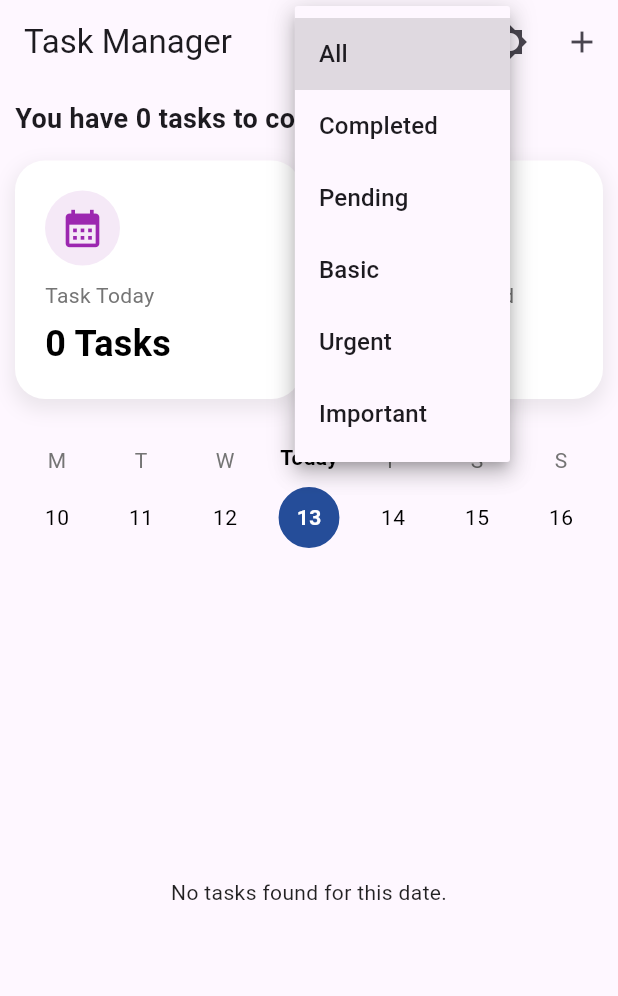
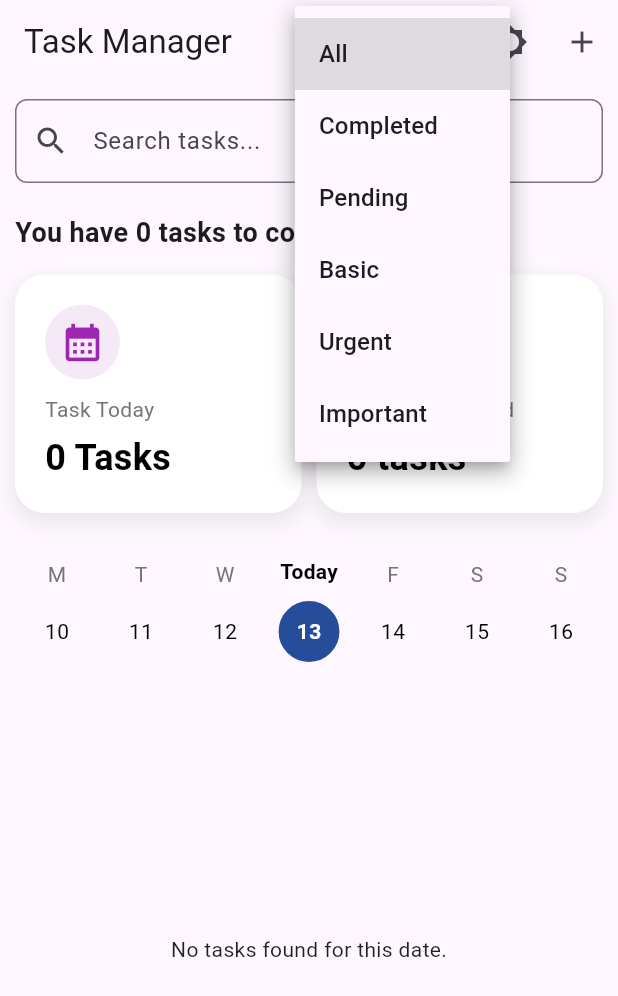
Before and after one commit to Vinit20200/Task-Management-App, a Flutter app: the screen it shows after launch, after a tap on "All", on a phone screen of 412 x 824 dp. Shown: the top 996 px of the screen. Run offline on Flutter 3.47's test engine with Material 3 defaults, Android fonts, the phone set to English and light mode, and no system bars; our stand-ins replace flutter_local_notifications, flutter_riverpod, gap, hive, hive_flutter, permission_handler and 2 more; accounts and stored records are empty.

Commit message:
Added readme and search functionality

```diff
--- a/lib/views/home_screen.dart
+++ b/lib/views/home_screen.dart
@@ -59,11 +59,11 @@ class _HomeScreenState extends State<HomeScreen> {
   /// Apply Filters and Refresh Tasks
   Future<void> applyFiltersAndRefresh(WidgetRef ref) async {
     await Future.delayed(Duration(milliseconds: 300));
-    ref.read(taskProvider.notifier).applyFiltersAndSearch(
-          ref.read(searchQueryProvider),
-          ref.read(filterProvider),
-          date: selectedDate,
-        );
+
+    final query = ref.read(searchQueryProvider); // Read the actual search query value
+    final filter = ref.read(filterProvider); // Read the selected filter
+
+    ref.read(taskProvider.notifier).applyFiltersAndSearch(query, filter, date: selectedDate);
   }
 
   @override
@@ -146,6 +146,25 @@ class _HomeScreenState extends State<HomeScreen> {
                       child: Column(
                         crossAxisAlignment: CrossAxisAlignment.start,
                         children: [
+                          TextField(
+                            decoration: InputDecoration(
+                              hintText: "Search tasks...",
+                              prefixIcon: Icon(Icons.search),
+                              border: OutlineInputBorder(
+                                borderRadius: BorderRadius.circular(8.0),
+                              ),
+                            ),
+                            onChanged: (query) {
+                              ref.read(searchQueryProvider.notifier).state = query; // Update search query
+
+                              ref.read(taskProvider.notifier).applyFiltersAndSearch(
+                                    query, // Pass the search query
+                                    ref.read(filterProvider), // Pass the current filter
+                                  );
+                            },
+                          ),
+
+                          Gap(20),
                           Text(
                             'You have ${stats["pending"]} tasks to complete',
                             style: TextStyle(fontSize: 18, fontWeight: FontWeight.bold),
```
Also changed, not shown: lib/viewmodel/task_provider.dart (+5 -3 lines), 1 other file.
